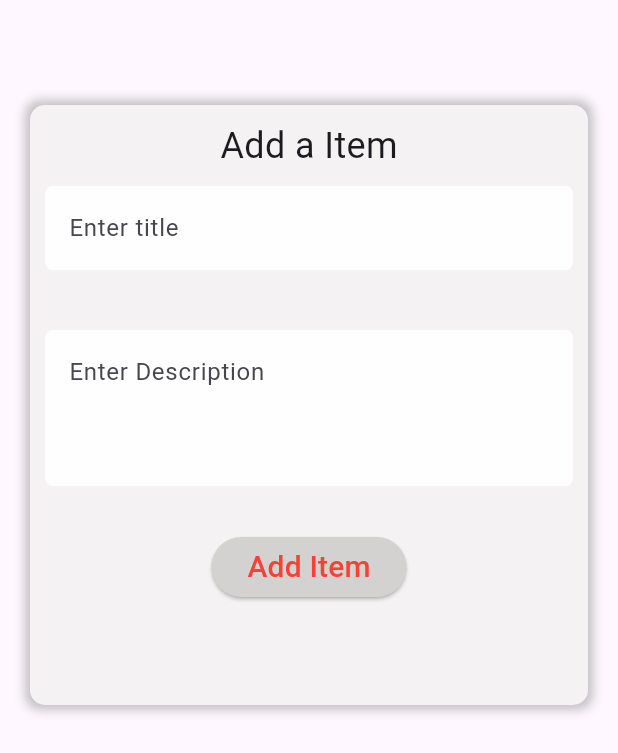
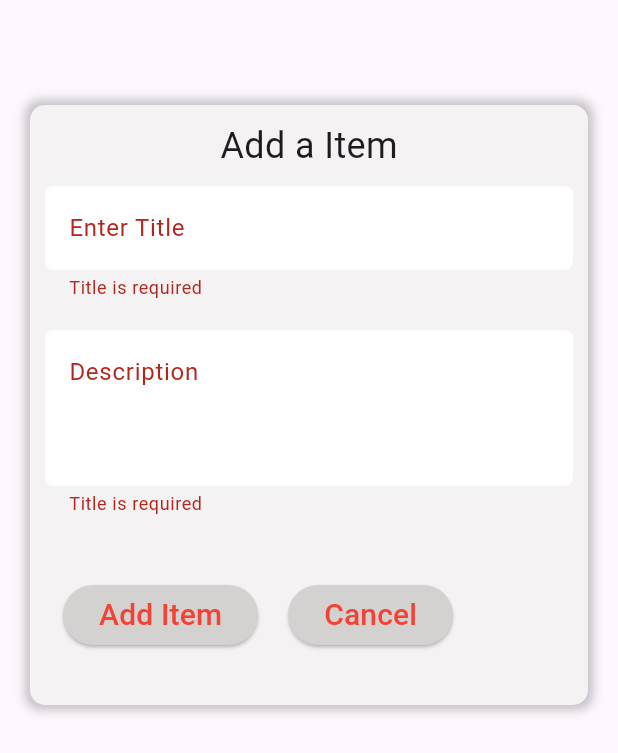
Before and after one commit to indra-chhedal/todo_indra, a Flutter app: the TodoAdd screen opened directly, after a tap on "Add Item", on a phone screen of 412 x 824 dp. Shown: the top 753 px of the screen. Run offline on Flutter 3.47's test engine with Material 3 defaults, Android fonts, the light colour scheme and no system bars.

Commit message:
second commit

```diff
--- a/lib/models/todo.dart
+++ b/lib/models/todo.dart
@@ -16,4 +16,5 @@ List<Todo> todos = [
   Todo(title: "go to school", description: "hello there", isCompleted: false),
   Todo(title: "go to school", description: "hello there", isCompleted: false),
   Todo(title: "go to school", description: "hello there", isCompleted: false),
+  Todo(title: "go to school", description: "hello there", isCompleted: false),
 ];
--- a/lib/screens/home_screen.dart
+++ b/lib/screens/home_screen.dart
@@ -1,6 +1,7 @@
 import 'package:flutter/material.dart';
 import 'package:todo_indra/models/todo.dart';
-import 'package:todo_indra/screens/todo_add.dart';
+import 'package:todo_indra/screens/todo_add_screen.dart';
+
 
 class HomeScreen extends StatefulWidget {
   const HomeScreen({super.key});
@@ -17,7 +18,6 @@ class _HomeScreenState extends State<HomeScreen> {
 
       body: Padding(
         padding: const EdgeInsets.all(10.0),
-
         child: Column(
           children: [
             Text("Total Number of list is (${todos.length})"),
--- a/lib/screens/todo_add.dart
+++ /dev/null
@@ -1,87 +0,0 @@
-import 'package:flutter/material.dart';
-
-class TodoAdd extends StatefulWidget {
-  const TodoAdd({super.key});
-
-  @override
-  State<TodoAdd> createState() => _TodoAddState();
-}
-
-class _TodoAddState extends State<TodoAdd> {
-  @override
-  Widget build(BuildContext context) {
-    return Scaffold(
-      body: Padding(
-        padding: EdgeInsets.all(20),
-        child: Container(
-          margin: EdgeInsets.only(top: 50),
-          height: 400,
-          width: double.infinity,
-          decoration: BoxDecoration(
-            color: const Color.fromARGB(255, 244, 242, 242),
-            borderRadius: BorderRadius.circular(10),
-            boxShadow: [
-              BoxShadow(
-                color: const Color.fromARGB(115, 125, 124, 124),
-                spreadRadius: 3,
-                blurRadius: 5,
-              ),
-            ],
-          ),
-          child: Padding(
-            padding: const EdgeInsets.all(10.0),
-            child: Column(
-              spacing: 10,
-              children: [
-                Text("Add a Item", style: TextStyle(fontSize: 24)),
-
-                TextField(
-
-                  decoration: InputDecoration(
-                    fillColor: const Color.fromARGB(255, 255, 254, 254),
-                    hintText: "Enter title",
-                    filled: true,
-                    border: OutlineInputBorder(
-                      borderSide: BorderSide.none,
-                      borderRadius: BorderRadius.circular(5),
-                    ),
-                  ),
-                ),
-
-                SizedBox(height: 20),
-
-                TextField(
-                  maxLines: 3,
-
-                  decoration: InputDecoration(
-                    fillColor: const Color.fromARGB(255, 254, 254, 254),
-                    hintText: "Enter Description",
-
-                    filled: true,
-                    border: OutlineInputBorder(
-                      borderSide: BorderSide.none,
-                      borderRadius: BorderRadius.circular(5),
-                    ),
-                  ),
-                ),
-                SizedBox(height: 10),
-                ElevatedButton(
-                  onPressed: () {},
-                  style: ButtonStyle(
-                    backgroundColor: WidgetStatePropertyAll(
-                      const Color.fromARGB(255, 211, 210, 209),
-                    ),
-                  ),
-                  child: Text(
-                    "Add Item",
-                    style: TextStyle(fontSize: 20, color: Colors.red),
-                  ),
-                ),
-              ],
-            ),
-          ),
-        ),
-      ),
-    );
-  }
-}
--- /dev/null
+++ b/lib/screens/todo_add_screen.dart
@@ -0,0 +1,137 @@
+import 'package:flutter/material.dart';
+
+class TodoAdd extends StatefulWidget {
+  const TodoAdd({super.key});
+
+  @override
+  State<TodoAdd> createState() => _TodoAddState();
+}
+
+class _TodoAddState extends State<TodoAdd> {
+  final GlobalKey<FormState> _formKey = GlobalKey<FormState>();
+  @override
+  Widget build(BuildContext context) {
+    return Scaffold(
+      body: Padding(
+        padding: EdgeInsets.all(20),
+        child: SingleChildScrollView(
+          scrollDirection: Axis.vertical,
+          child: Container(
+            margin: EdgeInsets.only(top: 50),
+            height: 400,
+            width: double.infinity,
+            decoration: BoxDecoration(
+              color: const Color.fromARGB(255, 244, 242, 242),
+              borderRadius: BorderRadius.circular(10),
+              boxShadow: [
+                BoxShadow(
+                  color: const Color.fromARGB(115, 125, 124, 124),
+                  spreadRadius: 3,
+                  blurRadius: 5,
+                ),
+              ],
+            ),
+            child: Padding(
+              padding: const EdgeInsets.all(10.0),
+              child: Form(
+                key: _formKey,
+                child: Column(
+                  spacing: 10,
+                  children: [
+                    Text("Add a Item", style: TextStyle(fontSize: 24)),
+
+                    Column(
+                      children: [
+                        TextFormField(
+                          decoration: InputDecoration(
+                            fillColor: const Color.fromARGB(255, 255, 254, 254),
+                            // hintText: "Enter title",
+                            labelText: "Enter Title",
+                            filled: true,
+                            border: OutlineInputBorder(
+                              borderSide: BorderSide.none,
+                              borderRadius: BorderRadius.circular(5),
+                            ),
+                          ),
+                          validator: (String? value) {
+                            if (value == null || value.isEmpty) {
+                              return "Title is required";
+                            }
+                            return null;
+                          },
+                        ),
+                        SizedBox(height: 20),
+
+                        TextFormField(
+                          maxLines: 3,
+
+                          decoration: InputDecoration(
+                            fillColor: const Color.fromARGB(255, 254, 254, 254),
+                            // hintText: "Enter Description",
+                            labelText: "Description",
+                            alignLabelWithHint: true,
+
+                            filled: true,
+                            border: OutlineInputBorder(
+                              borderSide: BorderSide.none,
+                              borderRadius: BorderRadius.circular(5),
+                            ),
+                          ),
+                          validator: (String? value) {
+                            if (value == null || value.isEmpty) {
+                              return "Title is required";
+                            }
+                            return null;
+                          },
+                        ),
+                      ],
+                    ),
+
+                    SizedBox(height: 10),
+                    Padding(
+                      padding: const EdgeInsets.all(12.0),
+                      child: Row(
+                        spacing: 20,
+                        children: [
+                          ElevatedButton(
+                            onPressed: () {
+                              _formKey.currentState!.validate();
+                            },
+                            style: ButtonStyle(
+                              backgroundColor: WidgetStatePropertyAll(
+                                const Color.fromARGB(255, 211, 210, 209),
+                              ),
+                            ),
+                            child: Text(
+                              "Add Item",
+                              style: TextStyle(fontSize: 20, color: Colors.red),
+                            ),
+                          ),
+
+                          ElevatedButton(
+                            onPressed: () {
+                              Navigator.of(context).pop();
+                            },
+                            style: ButtonStyle(
+                              backgroundColor: WidgetStatePropertyAll(
+                                const Color.fromARGB(255, 211, 210, 209),
+                              ),
+                            ),
+                            child: Text(
+                              "Cancel",
+                              style: TextStyle(fontSize: 20, color: Colors.red),
+                            ),
+                          ),
+                        ],
+                      ),
+                    ),
+                  ],
+                ),
+              ),
+            ),
+          ),
+        ),
+      ),
+    );
+  }
+}
```
Also changed, not shown: lib/screens/todo_screen.dart (deleted, +0 -130 lines).
